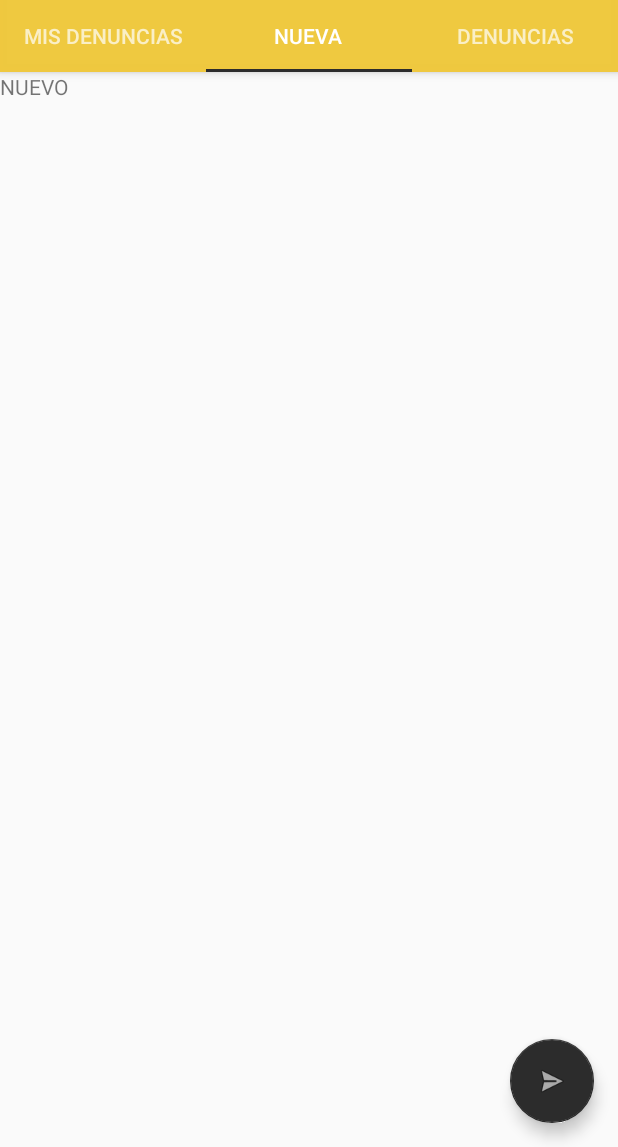
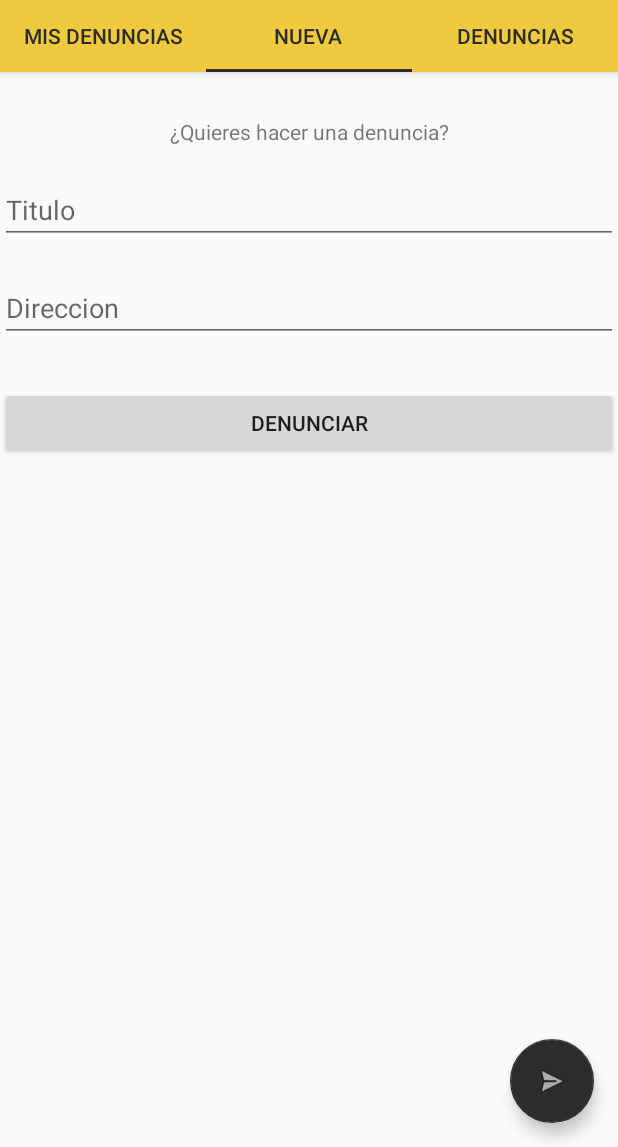
Before and after one commit to LuxCaro19/TalcaWarnings, an Android app: the screen it shows after launch (MainActivity), tab 2 chosen, on a phone screen of 412 x 824 dp, the part 89-1236 px from its top. Run offline under Robolectric (Android 15) with nearby library versions, the phone set to English and light mode, and no system bars; our stand-ins replace Firebase (no records; nobody signed in at launch, a user with empty details on screens opened directly).

Commit message:
Formulario "Crear Denuncia" desarrollado y funcional

```diff
--- a/app/src/main/java/com/example/talcawarningsapp/ui/main/NuevoFragment.java
+++ b/app/src/main/java/com/example/talcawarningsapp/ui/main/NuevoFragment.java
@@ -7,11 +7,20 @@ import androidx.fragment.app.Fragment;
 import android.view.LayoutInflater;
 import android.view.View;
 import android.view.ViewGroup;
+import android.widget.Button;
+import android.widget.EditText;
+import android.widget.Toast;
 
 import com.example.talcawarningsapp.R;
+import com.example.talcawarningsapp.model.Denuncia;
+import com.google.firebase.database.DatabaseReference;
+import com.google.firebase.database.FirebaseDatabase;
 
 
 public class NuevoFragment extends Fragment {
+
+    EditText txt_titulo, txt_direccion;
+    Button button_crear;
 
 
     @Override
@@ -20,6 +29,64 @@ public class NuevoFragment extends Fragment {
         // Inflate the layout for this fragment
          View view = inflater.inflate(R.layout.fragment_nuevo, container, false);
 
+         txt_titulo=view.findViewById(R.id.nuevo_input_titulo);
+         txt_direccion=view.findViewById(R.id.nuevo_input_direccion);
+         button_crear = view.findViewById(R.id.nuevo_bt_crearDenuncia);
+
+         button_crear.setOnClickListener(new View.OnClickListener() {
+             @Override
+             public void onClick(View view) {
+
+                 String mensaje = crearDenuncia();
+
+                 Toast.makeText(getActivity(),mensaje, Toast.LENGTH_LONG).show();
+
+
+
+
+             }
+         });
+
         return view;
     }
+
+
+
+    public String crearDenuncia(){
+
+        String titulo, direccion, uid, msg;
+
+        titulo = txt_titulo.getText().toString();
+        direccion = txt_direccion.getText().toString();
+
+        if (titulo.isEmpty()||direccion.isEmpty()){
+
+            msg="llene los campos";
+
+        }else{
+
+            FirebaseDatabase database = FirebaseDatabase.getInstance();
+            DatabaseReference myRef = database.getReference("denuncias");
+
+            Denuncia denuncia = new Denuncia();
+
+            denuncia.setTitulo(titulo);
+            denuncia.setDireccion(direccion);
+            denuncia.setId("d1");
+            myRef.push().setValue(denuncia);
+
+            msg= "Denuncia registrada correctamente";
+
+
+        }
+
+
+        return msg;
+
+
+    }
+
+
+
+
 }
--- a/app/src/main/res/layout/activity_main.xml
+++ b/app/src/main/res/layout/activity_main.xml
@@ -26,7 +26,9 @@
             android:id="@+id/tabs"
             android:layout_width="match_parent"
             android:layout_height="wrap_content"
-            android:background="?attr/colorPrimary" />
+            android:background="?attr/colorPrimary"
+            app:tabTextColor="@color/colorAccent"
+            />
     </com.google.android.material.appbar.AppBarLayout>
 
     <androidx.viewpager.widget.ViewPager
@@ -41,7 +43,6 @@
         android:layout_height="wrap_content"
         android:layout_gravity="bottom|end"
         android:layout_margin="@dimen/fab_margin"
-        android:onClick="crearDenuncia"
         app:srcCompat="@android:drawable/ic_menu_send"
         />
 </androidx.coordinatorlayout.widget.CoordinatorLayout>
--- a/app/src/main/res/layout/fragment_nuevo.xml
+++ b/app/src/main/res/layout/fragment_nuevo.xml
@@ -1,14 +1,54 @@
 <?xml version="1.0" encoding="utf-8"?>
-<FrameLayout xmlns:android="http://schemas.android.com/apk/res/android"
+<LinearLayout xmlns:android="http://schemas.android.com/apk/res/android"
     xmlns:tools="http://schemas.android.com/tools"
     android:layout_width="match_parent"
     android:layout_height="match_parent"
+    android:orientation="vertical"
     tools:context=".ui.main.NuevoFragment">
 
-    <!-- TODO: Update blank fragment layout -->
+
     <TextView
+
+        android:layout_marginTop="30dp"
         android:layout_width="match_parent"
-        android:layout_height="match_parent"
-        android:text="NUEVO" />
+        android:layout_height="wrap_content"
+        android:text="¿Quieres hacer una denuncia?"
+        android:gravity="center"
 
-</FrameLayout>
+        />
+
+
+    <EditText
+
+        android:id="@+id/nuevo_input_titulo"
+        android:layout_marginTop="20dp"
+        android:layout_width="match_parent"
+        android:layout_height="wrap_content"
+        android:hint="Titulo"
+
+        />
+
+    <EditText
+
+        android:id="@+id/nuevo_input_direccion"
+        android:layout_marginTop="20dp"
+        android:layout_width="match_parent"
+        android:layout_height="wrap_content"
+        android:hint="Direccion"
+
+        />
+
+
+    <Button
+        android:id="@+id/nuevo_bt_crearDenuncia"
+        android:layout_marginTop="30dp"
+        android:layout_width="match_parent"
+        android:layout_height="wrap_content"
+        android:text="Denunciar"
+
+        />
+
+
+
+
+</LinearLayout>
```
